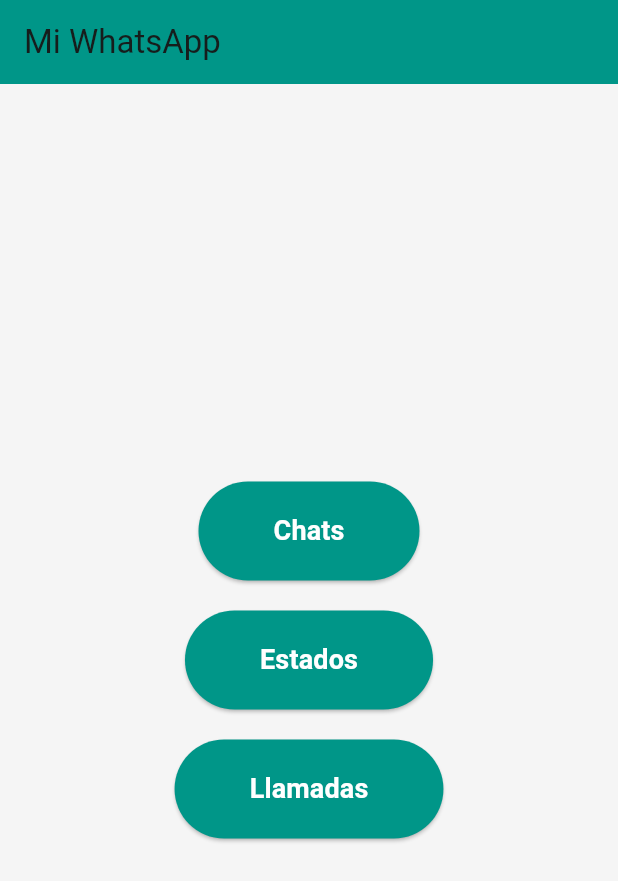
After one commit to JulioViche/prueba_parcial_1, a Flutter app: the screen it shows after launch, on a phone screen of 412 x 824 dp. The commit adds this screen. Shown: the top 881 px of the screen. Run offline on Flutter 3.47's test engine with Material 3 defaults, Android fonts, the phone set to English and light mode, and no system bars.

Commit message:
atomic design

```diff
--- /dev/null
+++ b/lib/components/atoms/custom_app_bar.dart
@@ -0,0 +1,23 @@
+import 'package:flutter/material.dart';
+
+class CustomAppBar extends StatelessWidget implements PreferredSizeWidget {
+  final String title;
+  final Color? backgroundColor;
+
+  const CustomAppBar({
+    super.key,
+    required this.title,
+    this.backgroundColor,
+  });
+
+  @override
+  Widget build(BuildContext context) {
+    return AppBar(
+      title: Text(title),
+      backgroundColor: backgroundColor ?? Colors.teal,
+    );
+  }
+
+  @override
+  Size get preferredSize => const Size.fromHeight(kToolbarHeight);
+}
--- /dev/null
+++ b/lib/components/atoms/custom_button.dart
@@ -0,0 +1,38 @@
+import 'package:flutter/material.dart';
+
+class CustomButton extends StatelessWidget {
+  final String text;
+  final VoidCallback onPressed;
+  final Color? backgroundColor;
+  final Color? textColor;
+
+  const CustomButton({
+    super.key,
+    required this.text,
+    required this.onPressed,
+    this.backgroundColor,
+    this.textColor,
+  });
+
+  @override
+  Widget build(BuildContext context) {
+    return ElevatedButton(
+      style: ElevatedButton.styleFrom(
+        backgroundColor: backgroundColor ?? Colors.teal,
+        padding: const EdgeInsets.symmetric(
+          horizontal: 50,
+          vertical: 20,
+        ),
+      ),
+      onPressed: onPressed,
+      child: Text(
+        text,
+        style: TextStyle(
+          fontSize: 18,
+          color: textColor ?? Colors.white,
+          fontWeight: FontWeight.bold,
+        ),
+      ),
+    );
+  }
+}
--- /dev/null
+++ b/lib/components/molecules/navigation_button.dart
@@ -0,0 +1,29 @@
+import 'package:flutter/material.dart';
+import '../atoms/custom_button.dart';
+
+class NavigationButton extends StatelessWidget {
+  final String text;
+  final Widget destination;
+  final Color? backgroundColor;
+
+  const NavigationButton({
+    super.key,
+    required this.text,
+    required this.destination,
+    this.backgroundColor,
+  });
+
+  @override
+  Widget build(BuildContext context) {
+    return CustomButton(
+      text: text,
+      backgroundColor: backgroundColor,
+      onPressed: () {
+        Navigator.push(
+          context,
+          MaterialPageRoute(builder: (context) => destination),
+        );
+      },
+    );
+  }
+}
--- /dev/null
+++ b/lib/components/organisms/main_menu_buttons.dart
@@ -0,0 +1,32 @@
+import 'package:flutter/material.dart';
+import '../molecules/navigation_button.dart';
+import '../../screens/chats_screen.dart';
+import '../../screens/estados_screen.dart';
+import '../../screens/llamadas_screen.dart';
+
+class MainMenuButtons extends StatelessWidget {
+  const MainMenuButtons({super.key});
+
+  @override
+  Widget build(BuildContext context) {
+    return Column(
+      mainAxisAlignment: MainAxisAlignment.center,
+      children: [
+        NavigationButton(
+          text: 'Chats',
+          destination: const ChatsScreen(),
+        ),
+        const SizedBox(height: 20),
+        NavigationButton(
+          text: 'Estados',
+          destination: const EstadosScreen(),
+        ),
+        const SizedBox(height: 20),
+        NavigationButton(
+          text: 'Llamadas',
+          destination: const LlamadasScreen(),
+        ),
+      ],
+    );
+  }
+}
--- /dev/null
+++ b/lib/templates/base_screen_template.dart
@@ -0,0 +1,26 @@
+import 'package:flutter/material.dart';
+import '../components/atoms/custom_app_bar.dart';
+
+class BaseScreenTemplate extends StatelessWidget {
+  final String title;
+  final Widget body;
+  final Color? backgroundColor;
+
+  const BaseScreenTemplate({
+    super.key,
+    required this.title,
+    required this.body,
+    this.backgroundColor,
+  });
+
+  @override
+  Widget build(BuildContext context) {
+    return Scaffold(
+      appBar: CustomAppBar(title: title),
+      body: Container(
+        color: backgroundColor ?? Colors.grey[100],
+        child: Center(child: body),
+      ),
+    );
+  }
+}
```
Also changed, not shown: lib/screens/menu_screen.dart (+5 -93 lines).
